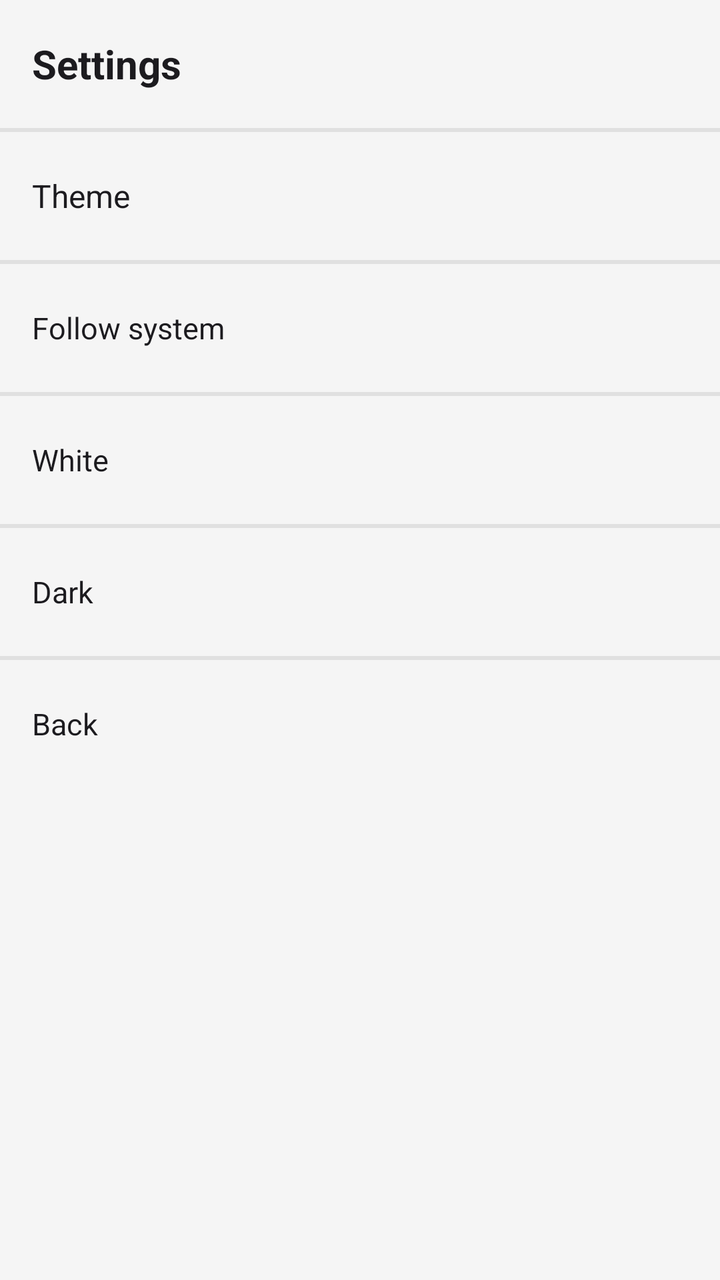
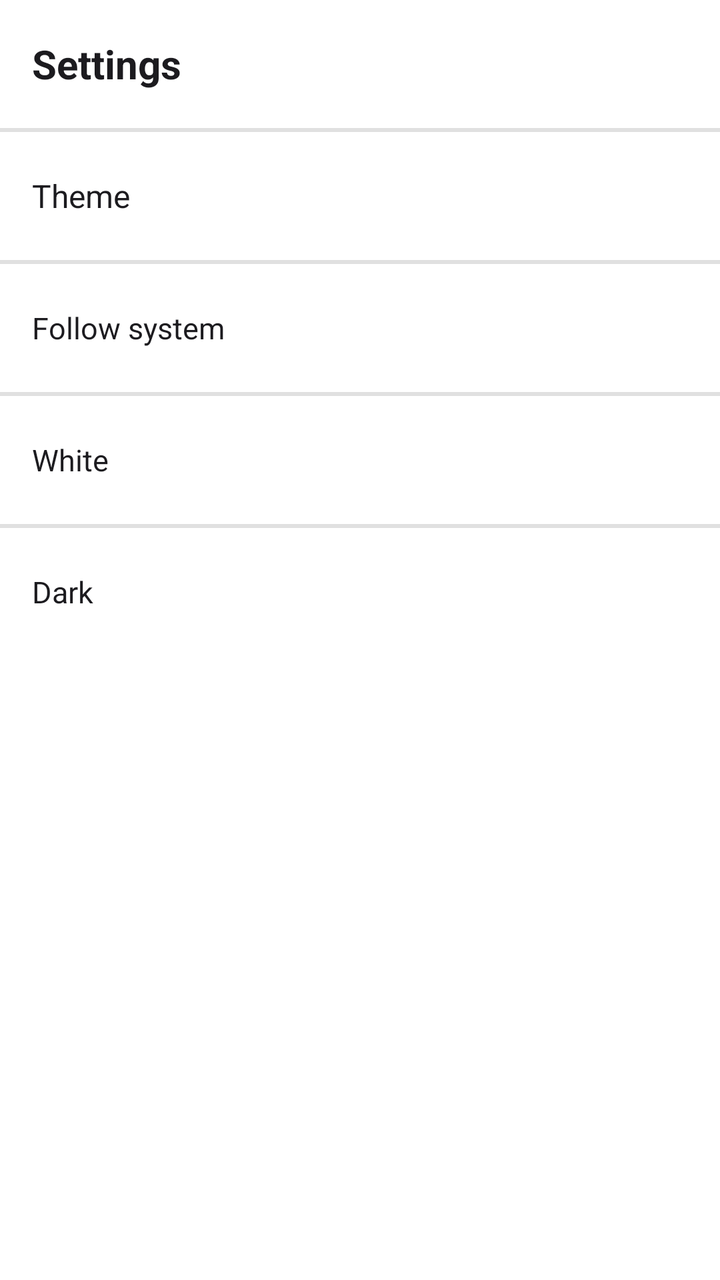

Compare the two renders of this Android layout. The source of the first and the diff that turns it into the second are given below.
<!-- AndroidManifest.xml: activity theme Theme.SimpleLauncher -->
<!-- res/layout/activity_settings.xml -->
<?xml version="1.0" encoding="utf-8"?>
<LinearLayout xmlns:android="http://schemas.android.com/apk/res/android"
    android:layout_width="match_parent"
    android:layout_height="match_parent"
    android:background="@color/bg"
    android:orientation="vertical">

    <TextView
        android:layout_width="match_parent"
        android:layout_height="@dimen/row_height"
        android:gravity="center_vertical"
        android:paddingHorizontal="@dimen/padding"
        android:text="Settings"
        android:textColor="@color/text_primary"
        android:textSize="20sp"
        android:textStyle="bold" />

    <View
        android:layout_width="match_parent"
        android:layout_height="@dimen/divider"
        android:background="@drawable/divider_horizontal" />

    <TextView
        android:id="@+id/labelTheme"
        android:layout_width="match_parent"
        android:layout_height="@dimen/row_height"
        android:gravity="center_vertical"
        android:paddingHorizontal="@dimen/padding"
        android:text="Theme"
        android:textColor="@color/text_primary"
        android:textSize="16sp" />

    <View
        android:layout_width="match_parent"
        android:layout_height="@dimen/divider"
        android:background="@drawable/divider_horizontal" />

    <TextView
        android:id="@+id/optFollowSystem"
        android:layout_width="match_parent"
        android:layout_height="@dimen/row_height"
        android:background="?android:attr/selectableItemBackground"
        android:gravity="center_vertical"
        android:paddingHorizontal="@dimen/padding"
        android:text="Follow system"
        android:textColor="@color/text_primary"
        android:textSize="15sp" />

    <View
        android:layout_width="match_parent"
        android:layout_height="@dimen/divider"
        android:background="@drawable/divider_horizontal" />

    <TextView
        android:id="@+id/optWhite"
        android:layout_width="match_parent"
        android:layout_height="@dimen/row_height"
        android:background="?android:attr/selectableItemBackground"
        android:gravity="center_vertical"
        android:paddingHorizontal="@dimen/padding"
        android:text="White"
        android:textColor="@color/text_primary"
        android:textSize="15sp" />

    <View
        android:layout_width="match_parent"
        android:layout_height="@dimen/divider"
        android:background="@drawable/divider_horizontal" />

    <TextView
        android:id="@+id/optDark"
        android:layout_width="match_parent"
        android:layout_height="@dimen/row_height"
        android:background="?android:attr/selectableItemBackground"
        android:gravity="center_vertical"
        android:paddingHorizontal="@dimen/padding"
        android:text="Dark"
        android:textColor="@color/text_primary"
        android:textSize="15sp" />

    <View
        android:layout_width="match_parent"
        android:layout_height="@dimen/divider"
        android:background="@drawable/divider_horizontal" />

    <TextView
        android:id="@+id/btnBack"
        android:layout_width="match_parent"
        android:layout_height="@dimen/row_height"
        android:background="?android:attr/selectableItemBackground"
        android:gravity="center_vertical"
        android:paddingHorizontal="@dimen/padding"
        android:text="Back"
        android:textColor="@color/text_primary"
        android:textSize="15sp" />

</LinearLayout>
<!-- resources referenced by this layout -->
<resources>
  <color name="bg">#FFF5F5F5</color>
  <color name="text_primary">#FF1C1B1F</color>
  <dimen name="divider">2dp</dimen>
  <dimen name="padding">16dp</dimen>
  <dimen name="row_height">64dp</dimen>
  <!-- drawable divider_horizontal (drawable) -->
  <?xml version="1.0" encoding="utf-8"?>
  <shape xmlns:android="http://schemas.android.com/apk/res/android"
      android:shape="rectangle">
      <solid android:color="@color/divider" />
      <size android:height="@dimen/divider" />
  </shape>
  <style name="Theme.SimpleLauncher" parent="android:Theme.Material.Light.NoActionBar">
          <item name="android:windowNoTitle">true</item>
          <item name="android:windowFullscreen">false</item>
          <item name="android:statusBarColor">@android:color/transparent</item>
          <item name="android:navigationBarColor">@android:color/transparent</item>
      </style>
  <color name="divider">#FFE0E0E0</color>
</resources>

<!-- the commit's change to res/layout/activity_settings.xml (unified diff, before → after) -->
@@ -78,20 +78,4 @@
         android:textColor="@color/text_primary"
         android:textSize="15sp" />
 
-    <View
-        android:layout_width="match_parent"
-        android:layout_height="@dimen/divider"
-        android:background="@drawable/divider_horizontal" />
-
-    <TextView
-        android:id="@+id/btnBack"
-        android:layout_width="match_parent"
-        android:layout_height="@dimen/row_height"
-        android:background="?android:attr/selectableItemBackground"
-        android:gravity="center_vertical"
-        android:paddingHorizontal="@dimen/padding"
-        android:text="Back"
-        android:textColor="@color/text_primary"
-        android:textSize="15sp" />
-
 </LinearLayout>
<!-- resource entries referenced after the edit -->
@@ -1,6 +1,6 @@
 <!-- resources referenced by this layout -->
 <resources>
-  <color name="bg">#FFF5F5F5</color>
+  <color name="bg">#FFFFFFFF</color>
   <color name="text_primary">#FF1C1B1F</color>
   <dimen name="divider">2dp</dimen>
   <dimen name="padding">16dp</dimen>
